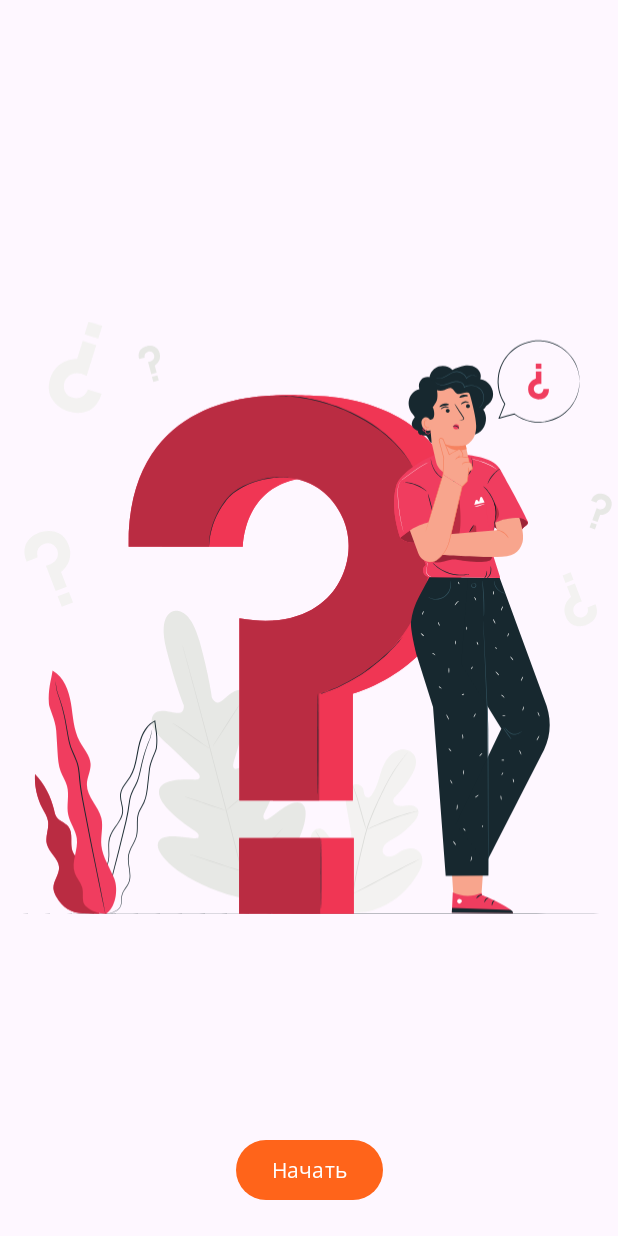
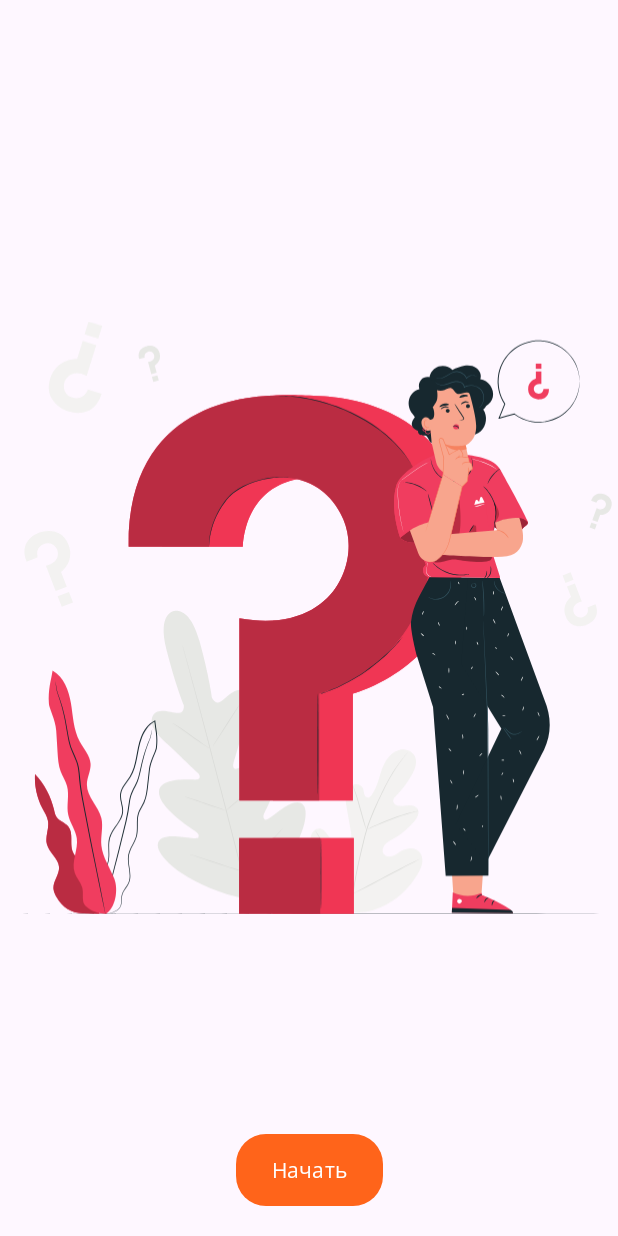
Before and after one commit to iamseryy/android_dev_1_2022, an Android app: the screen it shows after launch (MainActivity), on a phone screen of 412 x 824 dp. Run offline under Robolectric (Android 15) with nearby library versions, the phone set to English and light mode, and no system bars.

Commit message:
m8_quiz_animation: task2 ready

```diff
--- /dev/null
+++ b/m8_quiz_animation/app/src/main/res/drawable/start_button_ripple.xml
@@ -0,0 +1,10 @@
+<?xml version="1.0" encoding="utf-8"?>
+<ripple xmlns:android="http://schemas.android.com/apk/res/android"
+    android:color="@color/green_900">
+    <item>
+        <shape android:shape="rectangle">
+            <solid android:color="@color/orange_500"/>
+            <corners android:radius="20dp"/>
+        </shape>
+    </item>
+</ripple>
--- a/m8_quiz_animation/app/src/main/res/layout/fragment_start.xml
+++ b/m8_quiz_animation/app/src/main/res/layout/fragment_start.xml
@@ -18,6 +18,9 @@
         android:layout_height="wrap_content"
         android:layout_margin="@dimen/margin"
         android:text="@string/start"
+        android:focusable="true"
+        android:clickable="true"
+        android:background="@drawable/start_button_ripple"
         app:layout_constraintBottom_toBottomOf="parent"
         app:layout_constraintEnd_toEndOf="parent"
         app:layout_constraintStart_toStartOf="parent" />
```
